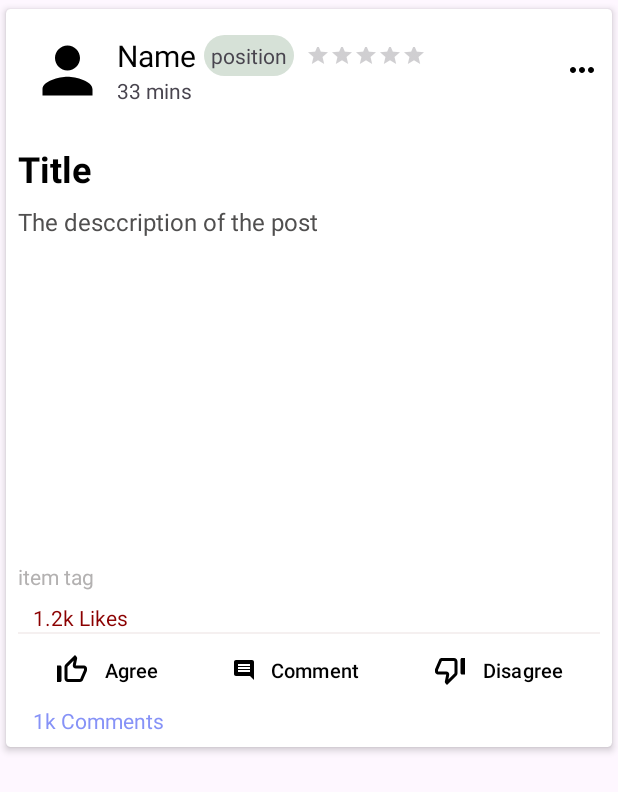
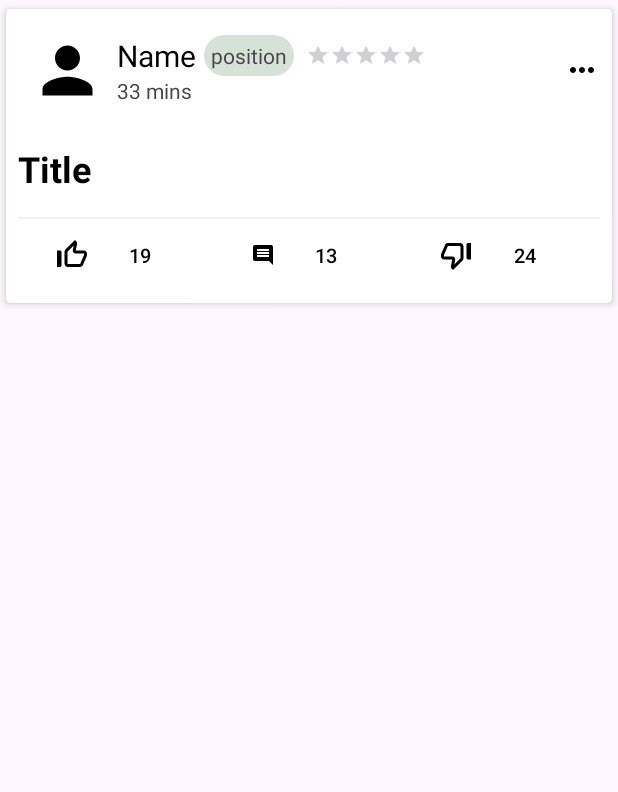
Before and after one commit to lamkimze/MonashElectronicReviewingPlatforms, an Android app: the layout row_posts.xml on its own in the app's theme, with its tools: preview values and no code run, on a phone screen of 412 x 824 dp. Shown: the top 792 px of the screen. Run offline under Robolectric (Android 15) with nearby library versions, the phone set to English and light mode, and no system bars.

Commit message:
fixing the unalign requirements

```diff
--- a/app/src/main/java/com/example/myapplication/Database/CRUD_Image.java
+++ b/app/src/main/java/com/example/myapplication/Database/CRUD_Image.java
@@ -135,6 +135,12 @@ public class CRUD_Image {
         return images;
     }
 
+    public void deleteReviewImages(int reviewId){
+        SQLiteDatabase db = dbHelper.getWritableDatabase();
+        String whereClause = format(locale, "review_id=%d", reviewId);
+        db.delete("review_image", whereClause, null);
+    }
+
 
     // Update methods
 
--- a/app/src/main/java/com/example/myapplication/OperatingTimeRecyclerAdapter.java
+++ b/app/src/main/java/com/example/myapplication/OperatingTimeRecyclerAdapter.java
@@ -48,9 +48,9 @@ public class OperatingTimeRecyclerAdapter extends RecyclerView.Adapter<Operating
     public String databaseFormat(){
         String stringOperatingTime = "";
         for (operatingTime operatingTime: data) {
-            stringOperatingTime += operatingTime.getDay() + ":";
+            stringOperatingTime += operatingTime.getDay() + ": ";
             stringOperatingTime += operatingTime.getStartTime() + "-";
-            stringOperatingTime += operatingTime.getEndTime() + ";";
+            stringOperatingTime += operatingTime.getEndTime() + ",";
         }
         return stringOperatingTime;
     }
--- a/app/src/main/java/com/example/myapplication/businessRegistrationPage.java
+++ b/app/src/main/java/com/example/myapplication/businessRegistrationPage.java
@@ -283,7 +283,8 @@ public class businessRegistrationPage extends AppCompatActivity {
         newOwner.setId(crudUser.getUserID(newOwner));
         if(isInserted){
             if (exist) {
-                crudBusiness.updateRestaurantDetail(stringRestaurantName, stringAddress, stringPhoneNumber, stringEmail, stringRestaurantURL, recyclerAdapter.databaseFormat(), stringCuisineType);
+                int bus_id = crudBusiness.updateRestaurantDetail(stringRestaurantName, stringAddress, stringPhoneNumber, stringEmail, stringRestaurantURL, recyclerAdapter.databaseFormat(), stringCuisineType);
+                crudUser.createUserPosition(crudUser.getUserID(newOwner), bus_id, "Owner");
             } else {
                 int busId = crudBusiness.createBusiness(stringRestaurantName.trim(), stringAddress.trim(),
                         stringPhoneNumber.trim(), stringEmail.trim(), stringRestaurantURL.trim(),
--- a/app/src/main/res/layout/row_posts.xml
+++ b/app/src/main/res/layout/row_posts.xml
@@ -62,6 +62,7 @@
                         android:layout_marginStart="8dp"
                         android:layout_marginTop="5dp"
                         android:foregroundGravity="center"
+                        android:progressTint="#3F51B5"
                         app:layout_constraintStart_toEndOf="@+id/userPhoto"
                         app:layout_constraintTop_toBottomOf="@+id/reviewUsername" />
                 </LinearLayout>
@@ -88,42 +89,11 @@
             android:layout_height="wrap_content"
             android:autoLink="all"
             android:paddingTop="16dp"
+            android:paddingBottom="16dp"
             android:text="Title"
             android:textColor="@color/black"
             android:textSize="24sp"
             android:textStyle="bold" />
-
-        <TextView
-            android:id="@+id/pDescriptionTv"
-            android:layout_width="match_parent"
-            android:layout_height="wrap_content"
-            android:autoLink="all"
-            android:paddingTop="8dp"
-            android:text="The desccription of the post"
-            android:textColor="#504F4F"
-            android:textSize="16dp" />
-
-        <ImageView
-            android:id="@+id/pImageTv"
-            android:layout_width="match_parent"
-            android:layout_height="200dp"
-            android:background="@color/white"/>
-        <TextView
-            android:id="@+id/itemTag"
-            android:layout_marginTop="16dp"
-            android:layout_width="match_parent"
-            android:layout_height="wrap_content"
-            android:textColor="#B3B1B1"
-            android:text="item tag"/>
-
-            <TextView
-                android:layout_width="wrap_content"
-                android:layout_height="wrap_content"
-                android:id="@+id/pLikesTv"
-                android:layout_marginTop="8dp"
-                android:paddingLeft="10dp"
-                android:text="1.2k Likes"
-                android:textColor="@color/red"/>
 
         <View
             android:layout_width="match_parent"
@@ -143,7 +113,7 @@
                 android:background="@color/white"
                 android:drawableLeft="@drawable/unclicked_thumbs_up"
                 android:drawablePadding="5dp"
-                android:text="Agree"
+                android:text="19"
                 android:textColor="@color/black"
                 android:textSize="13sp" />
 
@@ -155,7 +125,7 @@
                 android:background="@color/white"
                 android:drawableLeft="@drawable/baseline_comment_24"
                 android:drawablePadding="5dp"
-                android:text="Comment"
+                android:text="13"
                 android:textColor="@color/black"
                 android:textSize="13sp" />
 
@@ -167,18 +137,10 @@
                 android:background="@color/white"
                 android:drawableLeft="@drawable/uncliked_thumbs_down"
                 android:drawablePadding="5dp"
-                android:text="Disagree"
+                android:text="24"
                 android:textColor="@color/black"
                 android:textSize="13sp" />
         </LinearLayout>
-
-        <TextView
-            android:layout_width="match_parent"
-            android:layout_height="wrap_content"
-            android:id="@+id/pCommentTv"
-            android:paddingLeft="10dp"
-            android:text="1k Comments"
-            android:textColor="@color/lavender"/>
 
     </LinearLayout>
 
```
Also changed, not shown: app/src/main/java/com/example/myapplication/Database/CRUD_Business.java (+24 -18 lines), app/src/main/java/com/example/myapplication/userRegistrationPage.java (+9 -5 lines).
